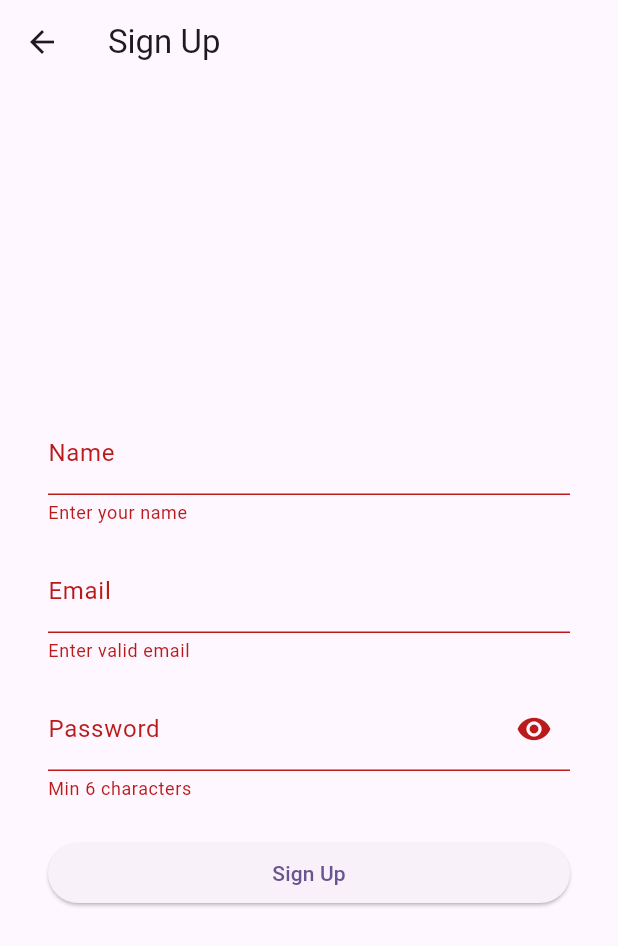
After one commit to refat-pasha/quiz_demo_app, a Flutter app: the SignUpPage screen opened directly, after a tap on "Sign Up", on a phone screen of 412 x 824 dp. The commit adds this screen. Shown: the top 946 px of the screen. Run offline on Flutter 3.47's test engine with Material 3 defaults, Android fonts, the phone set to English and light mode, and no system bars; network calls fail.

Commit message:
sign in/ sign up page added

```diff
--- /dev/null
+++ b/lib/pages/sign_up.dart
@@ -0,0 +1,93 @@
+import 'package:flutter/material.dart';
+
+class SignUpPage extends StatefulWidget {
+  const SignUpPage({Key? key}) : super(key: key);
+
+  @override
+  State<SignUpPage> createState() => _SignUpPageState();
+}
+
+class _SignUpPageState extends State<SignUpPage> {
+  final _formKey = GlobalKey<FormState>();
+  bool _obscure = true, _loading = false;
+  String? _email, _password, _name;
+
+  Future<void> _submit() async {
+    if (!_formKey.currentState!.validate()) return;
+    _formKey.currentState!.save();
+    setState(() => _loading = true);
+    await Future.delayed(const Duration(seconds: 1));
+    setState(() => _loading = false);
+    // After sign-up, navigate to sign-in
+    Navigator.pop(context);
+    ScaffoldMessenger.of(context).showSnackBar(
+      const SnackBar(content: Text('Account created! Please log in.')),
+    );
+  }
+
+  @override
+  Widget build(BuildContext context) {
+    return Scaffold(
+      appBar: AppBar(title: const Text('Sign Up')),
+      body: Center(
+        child: SingleChildScrollView(
+          padding: const EdgeInsets.all(32),
+          child: Form(
+            key: _formKey,
+            child: Column(
+              children: [
+                TextFormField(
+                  decoration: const InputDecoration(labelText: 'Name'),
+                  validator: (v) => v != null && v.isNotEmpty
+                      ? null
+                      : 'Enter your name',
+                  onSaved: (v) => _name = v,
+                ),
+                const SizedBox(height: 16),
+                TextFormField(
+                  decoration: const InputDecoration(labelText: 'Email'),
+                  keyboardType: TextInputType.emailAddress,
+                  validator: (v) =>
+                      v != null && v.contains('@') ? null : 'Enter valid email',
+                  onSaved: (v) => _email = v,
+                ),
+                const SizedBox(height: 16),
+                TextFormField(
+                  decoration: InputDecoration(
+                    labelText: 'Password',
+                    suffixIcon: IconButton(
+                      icon:
+                          Icon(_obscure ? Icons.visibility : Icons.visibility_off),
+                      onPressed: () => setState(() => _obscure = !_obscure),
+                    ),
+                  ),
+                  obscureText: _obscure,
+                  validator: (v) =>
+                      v != null && v.length >= 6 ? null : 'Min 6 characters',
+                  onSaved: (v) => _password = v,
+                ),
+                const SizedBox(height: 24),
+                SizedBox(
+                  width: double.infinity,
+                  child: ElevatedButton(
+                    onPressed: _loading ? null : _submit,
+                    child: _loading
+                        ? const SizedBox(
+                            height: 20,
+                            width: 20,
+                            child: CircularProgressIndicator(
+                              strokeWidth: 2,
+                              color: Colors.white,
+                            ),
+                          )
+                        : const Text('Sign Up'),
+                  ),
+                ),
+              ],
+            ),
+          ),
+        ),
+      ),
+    );
+  }
+}
```
Also changed, not shown: lib/pages/home.dart (+30 -10 lines), lib/pages/profile.dart (added, +75 -0 lines), lib/pages/sign_in.dart (added, +86 -0 lines), lib/pages/welcome.dart (added, +50 -0 lines).
